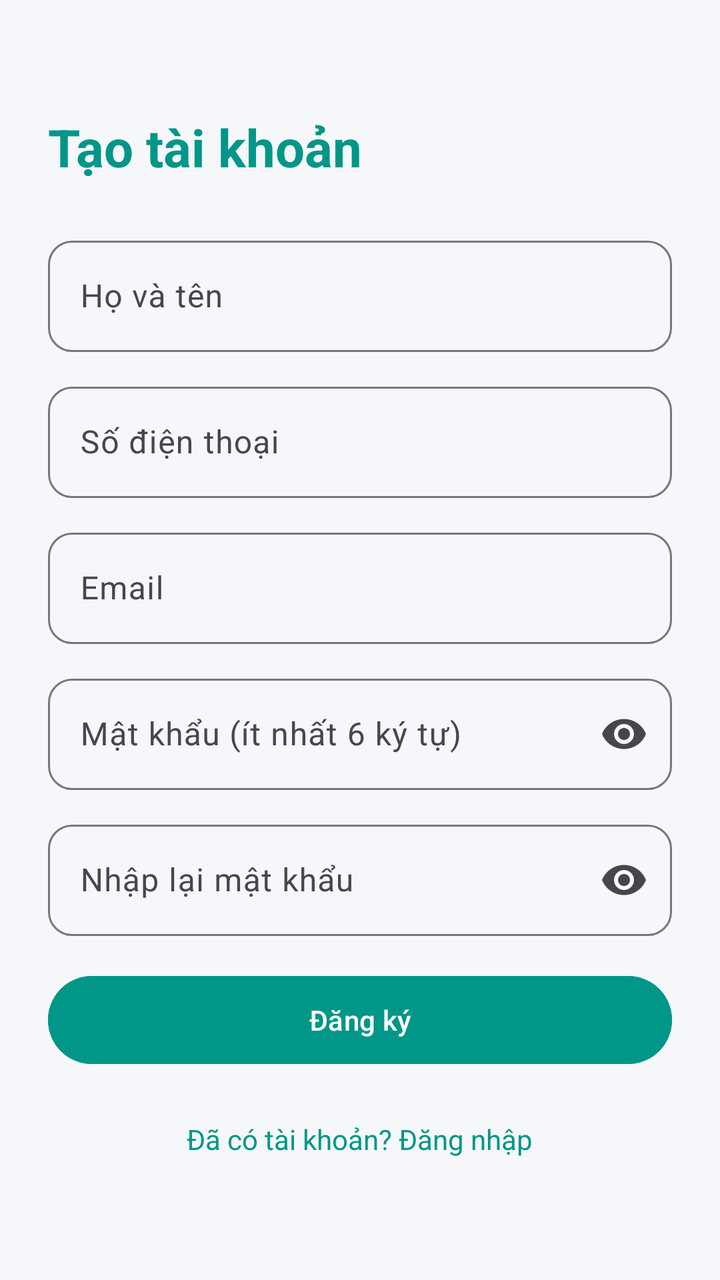
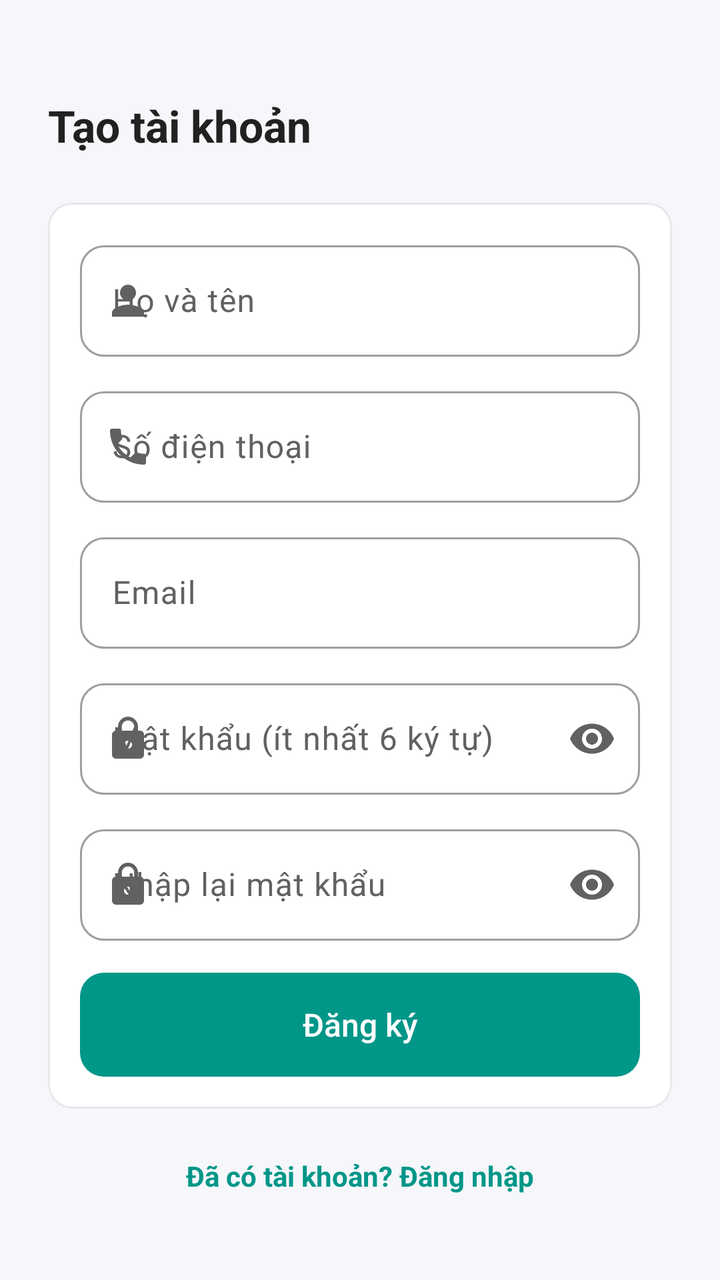

Before-and-after screenshots of an Android layout around one commit, followed by the original layout XML and the change that was made.
<!-- AndroidManifest.xml: application theme Theme.QLPT -->
<!-- res/layout/activity_register.xml -->
<?xml version="1.0" encoding="utf-8"?>
<ScrollView xmlns:android="http://schemas.android.com/apk/res/android"
    xmlns:app="http://schemas.android.com/apk/res-auto"
    android:layout_width="match_parent"
    android:layout_height="match_parent"
    android:fillViewport="true"
    android:background="#F5F7FA">

    <LinearLayout
        android:layout_width="match_parent"
        android:layout_height="wrap_content"
        android:orientation="vertical"
        android:padding="24dp">

        <TextView
            android:layout_width="wrap_content"
            android:layout_height="wrap_content"
            android:text="Tạo tài khoản"
            android:textSize="26sp"
            android:textStyle="bold"
            android:textColor="#009688"
            android:layout_marginTop="32dp"
            android:layout_marginBottom="24dp" />

        <com.google.android.material.textfield.TextInputLayout
            android:layout_width="match_parent"
            android:layout_height="wrap_content"
            android:hint="Họ và tên"
            app:boxBackgroundMode="outline"
            android:layout_marginBottom="12dp">

            <com.google.android.material.textfield.TextInputEditText
                android:id="@+id/edtName"
                android:layout_width="match_parent"
                android:layout_height="wrap_content"
                android:inputType="textPersonName" />
        </com.google.android.material.textfield.TextInputLayout>

        <com.google.android.material.textfield.TextInputLayout
            android:layout_width="match_parent"
            android:layout_height="wrap_content"
            android:hint="Số điện thoại"
            app:boxBackgroundMode="outline"
            android:layout_marginBottom="12dp">

            <com.google.android.material.textfield.TextInputEditText
                android:id="@+id/edtPhone"
                android:layout_width="match_parent"
                android:layout_height="wrap_content"
                android:inputType="phone" />
        </com.google.android.material.textfield.TextInputLayout>

        <com.google.android.material.textfield.TextInputLayout
            android:layout_width="match_parent"
            android:layout_height="wrap_content"
            android:hint="Email"
            app:boxBackgroundMode="outline"
            android:layout_marginBottom="12dp">

            <com.google.android.material.textfield.TextInputEditText
                android:id="@+id/edtEmail"
                android:layout_width="match_parent"
                android:layout_height="wrap_content"
                android:inputType="textEmailAddress" />
        </com.google.android.material.textfield.TextInputLayout>

        <com.google.android.material.textfield.TextInputLayout
            android:layout_width="match_parent"
            android:layout_height="wrap_content"
            android:hint="Mật khẩu (ít nhất 6 ký tự)"
            app:boxBackgroundMode="outline"
            app:endIconMode="password_toggle"
            android:layout_marginBottom="12dp">

            <com.google.android.material.textfield.TextInputEditText
                android:id="@+id/edtPassword"
                android:layout_width="match_parent"
                android:layout_height="wrap_content"
                android:inputType="textPassword" />
        </com.google.android.material.textfield.TextInputLayout>

        <com.google.android.material.textfield.TextInputLayout
            android:layout_width="match_parent"
            android:layout_height="wrap_content"
            android:hint="Nhập lại mật khẩu"
            app:boxBackgroundMode="outline"
            app:endIconMode="password_toggle"
            android:layout_marginBottom="16dp">

            <com.google.android.material.textfield.TextInputEditText
                android:id="@+id/edtConfirm"
                android:layout_width="match_parent"
                android:layout_height="wrap_content"
                android:inputType="textPassword" />
        </com.google.android.material.textfield.TextInputLayout>

        <Button
            android:id="@+id/btnRegister"
            android:layout_width="match_parent"
            android:layout_height="52dp"
            android:text="Đăng ký"
            android:backgroundTint="#009688" />

        <ProgressBar
            android:id="@+id/progress"
            android:layout_width="wrap_content"
            android:layout_height="wrap_content"
            android:layout_gravity="center"
            android:layout_marginTop="12dp"
            android:visibility="gone" />

        <TextView
            android:id="@+id/tvGoLogin"
            android:layout_width="wrap_content"
            android:layout_height="wrap_content"
            android:layout_gravity="center"
            android:layout_marginTop="16dp"
            android:padding="8dp"
            android:text="Đã có tài khoản? Đăng nhập"
            android:textColor="#009688" />

    </LinearLayout>
</ScrollView>
<!-- resources referenced by this layout -->
<resources>
  <style name="Base.Theme.QLPT" parent="Theme.Material3.DayNight.NoActionBar">
          <item name="colorPrimary">@color/colorPrimary</item>
          <item name="colorPrimaryDark">@color/colorPrimaryDark</item>
          <item name="colorAccent">@color/colorAccent</item>
          <item name="android:statusBarColor">@color/colorPrimaryDark</item>
          <item name="textInputStyle">@style/App.TextInput</item>
      </style>
  <color name="colorPrimary">#1976D2</color>
  <color name="colorPrimaryDark">#1565C0</color>
  <color name="colorAccent">#FF6F00</color>
  <style name="App.TextInput" parent="Widget.Material3.TextInputLayout.OutlinedBox">
          <item name="boxCornerRadiusTopStart">12dp</item>
          <item name="boxCornerRadiusTopEnd">12dp</item>
          <item name="boxCornerRadiusBottomStart">12dp</item>
          <item name="boxCornerRadiusBottomEnd">12dp</item>
      </style>
  <!-- unchanged entries left out for length: 1 -->
</resources>

<!-- the commit's change to res/layout/activity_register.xml (unified diff, before → after) -->
@@ -3,8 +3,9 @@
     xmlns:app="http://schemas.android.com/apk/res-auto"
     android:layout_width="match_parent"
     android:layout_height="match_parent"
+    android:background="@color/qlpt_background"
     android:fillViewport="true"
-    android:background="#F5F7FA">
+    android:fitsSystemWindows="true">
 
     <LinearLayout
         android:layout_width="match_parent"
@@ -15,98 +16,113 @@
         <TextView
             android:layout_width="wrap_content"
             android:layout_height="wrap_content"
+            android:layout_marginTop="24dp"
+            android:layout_marginBottom="24dp"
             android:text="Tạo tài khoản"
-            android:textSize="26sp"
-            android:textStyle="bold"
-            android:textColor="#009688"
-            android:layout_marginTop="32dp"
-            android:layout_marginBottom="24dp" />
+            android:textAppearance="@style/TextAppearance.QLPT.ScreenTitle" />
 
-        <com.google.android.material.textfield.TextInputLayout
+        
+        <com.google.android.material.card.MaterialCardView
             android:layout_width="match_parent"
-            android:layout_height="wrap_content"
-            android:hint="Họ và tên"
-            app:boxBackgroundMode="outline"
-            android:layout_marginBottom="12dp">
+            android:layout_height="wrap_content">
 
-            <com.google.android.material.textfield.TextInputEditText
-                android:id="@+id/edtName"
+            <LinearLayout
                 android:layout_width="match_parent"
                 android:layout_height="wrap_content"
-                android:inputType="textPersonName" />
-        </com.google.android.material.textfield.TextInputLayout>
+                android:orientation="vertical"
+                android:padding="16dp">
 
-        <com.google.android.material.textfield.TextInputLayout
-            android:layout_width="match_parent"
-            android:layout_height="wrap_content"
-            android:hint="Số điện thoại"
-            app:boxBackgroundMode="outline"
-            android:layout_marginBottom="12dp">
+                <com.google.android.material.textfield.TextInputLayout
+                    android:layout_width="match_parent"
+                    android:layout_height="wrap_content"
+                    android:layout_marginBottom="12dp"
+                    android:hint="Họ và tên"
+                    app:boxBackgroundMode="outline"
+                    app:startIconDrawable="@drawable/ic_person">
 
-            <com.google.android.material.textfield.TextInputEditText
-                android:id="@+id/edtPhone"
-                android:layout_width="match_parent"
-                android:layout_height="wrap_content"
-                android:inputType="phone" />
-        </com.google.android.material.textfield.TextInputLayout>
+                    <com.google.android.material.textfield.TextInputEditText
+                        android:id="@+id/edtName"
+                        android:layout_width="match_parent"
+                        android:layout_height="wrap_content"
+                        android:inputType="textPersonName" />
+                </com.google.android.material.textfield.TextInputLayout>
 
-        <com.google.android.material.textfield.TextInputLayout
-            android:layout_width="match_parent"
-            android:layout_height="wrap_content"
-            android:hint="Email"
-            app:boxBackgroundMode="outline"
-            android:layout_marginBottom="12dp">
+                <com.google.android.material.textfield.TextInputLayout
+                    android:layout_width="match_parent"
+                    android:layout_height="wrap_content"
+                    android:layout_marginBottom="12dp"
+                    android:hint="Số điện thoại"
+                    app:boxBackgroundMode="outline"
+                    app:startIconDrawable="@drawable/ic_phone">
 
-            <com.google.android.material.textfield.TextInputEditText
-                android:id="@+id/edtEmail"
-                android:layout_width="match_parent"
-                android:layout_height="wrap_content"
-                android:inputType="textEmailAddress" />
-        </com.google.android.material.textfield.TextInputLayout>
+                    <com.google.android.material.textfield.TextInputEditText
+                        android:id="@+id/edtPhone"
+                        android:layout_width="match_parent"
+                        android:layout_height="wrap_content"
+                        android:inputType="phone" />
+                </com.google.android.material.textfield.TextInputLayout>
 
-        <com.google.android.material.textfield.TextInputLayout
-            android:layout_width="match_parent"
-            android:layout_height="wrap_content"
-            android:hint="Mật khẩu (ít nhất 6 ký tự)"
-            app:boxBackgroundMode="outline"
-            app:endIconMode="password_toggle"
-            android:layout_marginBottom="12dp">
+                <com.google.android.material.textfield.TextInputLayout
+                    android:layout_width="match_parent"
+                    android:layout_height="wrap_content"
+                    android:layout_marginBottom="12dp"
+                    android:hint="Email"
+                    app:boxBackgroundMode="outline">
 
-            <com.google.android.material.textfield.TextInputEditText
-                android:id="@+id/edtPassword"
-                android:layout_width="match_parent"
-                android:layout_height="wrap_content"
-                android:inputType="textPassword" />
-        </com.google.android.material.textfield.TextInputLayout>
+                    <com.google.android.material.textfield.TextInputEditText
+                        android:id="@+id/edtEmail"
+                        android:layout_width="match_parent"
+                        android:layout_height="wrap_content"
+                        android:inputType="textEmailAddress" />
+                </com.google.android.material.textfield.TextInputLayout>
 
-        <com.google.android.material.textfield.TextInputLayout
-            android:layout_width="match_parent"
-            android:layout_height="wrap_content"
-            android:hint="Nhập lại mật khẩu"
-            app:boxBackgroundMode="outline"
-            app:endIconMode="password_toggle"
-            android:layout_marginBottom="16dp">
+                <com.google.android.material.textfield.TextInputLayout
+                    android:layout_width="match_parent"
+                    android:layout_height="wrap_content"
+                    android:layout_marginBottom="12dp"
+                    android:hint="Mật khẩu (ít nhất 6 ký tự)"
+                    app:boxBackgroundMode="outline"
+                    app:endIconMode="password_toggle"
+                    app:startIconDrawable="@drawable/ic_lock">
 
-            <com.google.android.material.textfield.TextInputEditText
-                android:id="@+id/edtConfirm"
-                android:layout_width="match_parent"
-                android:layout_height="wrap_content"
-                android:inputType="textPassword" />
-        </com.google.android.material.textfield.TextInputLayout>
+                    <com.google.android.material.textfield.TextInputEditText
+                        android:id="@+id/edtPassword"
+                        android:layout_width="match_parent"
+                        android:layout_height="wrap_content"
+                        android:inputType="textPassword" />
+                </com.google.android.material.textfield.TextInputLayout>
 
-        <Button
-            android:id="@+id/btnRegister"
-            android:layout_width="match_parent"
-            android:layout_height="52dp"
-            android:text="Đăng ký"
-            android:backgroundTint="#009688" />
+                <com.google.android.material.textfield.TextInputLayout
+                    android:layout_width="match_parent"
+                    android:layout_height="wrap_content"
+                    android:layout_marginBottom="16dp"
+                    android:hint="Nhập lại mật khẩu"
+                    app:boxBackgroundMode="outline"
+                    app:endIconMode="password_toggle"
+                    app:startIconDrawable="@drawable/ic_lock">
+
+                    <com.google.android.material.textfield.TextInputEditText
+                        android:id="@+id/edtConfirm"
+                        android:layout_width="match_parent"
+                        android:layout_height="wrap_content"
+                        android:inputType="textPassword" />
+                </com.google.android.material.textfield.TextInputLayout>
+
+                <Button
+                    android:id="@+id/btnRegister"
+                    style="@style/Widget.QLPT.Button.Large"
+                    android:layout_width="match_parent"
+                    android:layout_height="wrap_content"
+                    android:text="Đăng ký" />
+            </LinearLayout>
+        </com.google.android.material.card.MaterialCardView>
 
         <ProgressBar
             android:id="@+id/progress"
             android:layout_width="wrap_content"
             android:layout_height="wrap_content"
             android:layout_gravity="center"
-            android:layout_marginTop="12dp"
+            android:layout_marginTop="16dp"
             android:visibility="gone" />
 
         <TextView
@@ -115,9 +131,11 @@
             android:layout_height="wrap_content"
             android:layout_gravity="center"
             android:layout_marginTop="16dp"
+            android:background="?attr/selectableItemBackground"
             android:padding="8dp"
             android:text="Đã có tài khoản? Đăng nhập"
-            android:textColor="#009688" />
-
+            android:textColor="@color/qlpt_primary"
+            android:textSize="14sp"
+            android:textStyle="bold" />
     </LinearLayout>
 </ScrollView>
<!-- resource entries referenced after the edit -->
@@ -1,21 +1,143 @@
 <!-- resources referenced by this layout -->
 <resources>
-  <style name="Base.Theme.QLPT" parent="Theme.Material3.DayNight.NoActionBar">
+  <color name="qlpt_background">#F5F7FA</color>
+  <color name="qlpt_primary">#009688</color>
+  <!-- drawable ic_lock (drawable) -->
+  <vector xmlns:android="http://schemas.android.com/apk/res/android"
+      android:width="24dp"
+      android:height="24dp"
+      android:viewportWidth="24"
+      android:viewportHeight="24">
+      <path
+          android:fillColor="#FF000000"
+          android:pathData="M18,8h-1V6c0,-2.76 -2.24,-5 -5,-5S7,3.24 7,6v2H6c-1.1,0 -2,0.9 -2,2v10c0,1.1 0.9,2 2,2h12c1.1,0 2,-0.9 2,-2V10c0,-1.1 -0.9,-2 -2,-2zM12,17c-1.1,0 -2,-0.9 -2,-2s0.9,-2 2,-2 2,0.9 2,2 -0.9,2 -2,2zM15.1,8H8.9V6c0,-1.71 1.39,-3.1 3.1,-3.1 1.71,0 3.1,1.39 3.1,3.1v2z" />
+  </vector>
+  <!-- drawable ic_person (drawable) -->
+  <vector xmlns:android="http://schemas.android.com/apk/res/android"
+      android:width="24dp"
+      android:height="24dp"
+      android:viewportWidth="24"
+      android:viewportHeight="24">
+      <path
+          android:fillColor="#FF000000"
+          android:pathData="M12,12c2.21,0 4,-1.79 4,-4s-1.79,-4 -4,-4 -4,1.79 -4,4 1.79,4 4,4zM12,14c-2.67,0 -8,1.34 -8,4v2h16v-2c0,-2.66 -5.33,-4 -8,-4z" />
+  </vector>
+  <!-- drawable ic_phone (drawable) -->
+  <vector xmlns:android="http://schemas.android.com/apk/res/android"
+      android:width="24dp"
+      android:height="24dp"
+      android:viewportWidth="24"
+      android:viewportHeight="24">
+      <path
+          android:fillColor="#FF000000"
+          android:pathData="M6.62,10.79c1.44,2.83 3.76,5.14 6.59,6.59l2.2,-2.2c0.27,-0.27 0.67,-0.36 1.02,-0.24 1.12,0.37 2.33,0.57 3.57,0.57 0.55,0 1,0.45 1,1V20c0,0.55 -0.45,1 -1,1 -9.39,0 -17,-7.61 -17,-17 0,-0.55 0.45,-1 1,-1h3.5c0.55,0 1,0.45 1,1 0,1.25 0.2,2.45 0.57,3.57 0.11,0.35 0.03,0.74 -0.25,1.02l-2.2,2.2z" />
+  </vector>
+  <style name="TextAppearance.QLPT.ScreenTitle" parent="TextAppearance.Material3.HeadlineSmall">
+          <item name="android:textSize">22sp</item>
+          <item name="android:textStyle">bold</item>
+          <item name="android:textColor">@color/qlpt_text</item>
+      </style>
+  <style name="Widget.QLPT.Button.Large">
+          <item name="android:minHeight">52dp</item>
+          <item name="android:insetTop">0dp</item>
+          <item name="android:insetBottom">0dp</item>
+          <item name="android:textSize">16sp</item>
+      </style>
+  <color name="qlpt_text">#212121</color>
+  <style name="Base.Theme.QLPT" parent="Theme.Material3.Light.NoActionBar">
+          
           <item name="colorPrimary">@color/colorPrimary</item>
+          <item name="colorOnPrimary">@color/qlpt_surface</item>
+          <item name="colorPrimaryContainer">@color/qlpt_primary_container</item>
+          <item name="colorOnPrimaryContainer">@color/qlpt_on_primary_container</item>
           <item name="colorPrimaryDark">@color/colorPrimaryDark</item>
           <item name="colorAccent">@color/colorAccent</item>
+  
+          
+          <item name="colorSecondary">@color/qlpt_accent</item>
+          <item name="colorOnSecondary">@color/qlpt_surface</item>
+          <item name="colorSecondaryContainer">@color/qlpt_primary_container</item>
+          <item name="colorOnSecondaryContainer">@color/qlpt_on_primary_container</item>
+  
+          <item name="colorError">@color/qlpt_error</item>
+  
+          
+          <item name="android:colorBackground">@color/qlpt_background</item>
+          <item name="colorSurface">@color/qlpt_surface</item>
+          <item name="colorSurfaceContainer">@color/qlpt_surface</item>
+          <item name="colorOnSurface">@color/qlpt_text</item>
+          <item name="colorOnSurfaceVariant">@color/qlpt_text_secondary</item>
+          <item name="colorOutline">@color/qlpt_text_hint</item>
+          <item name="colorOutlineVariant">@color/qlpt_border</item>
+  
+          
           <item name="android:statusBarColor">@color/colorPrimaryDark</item>
+          <item name="android:windowLightStatusBar">@bool/qlpt_light_status_bar</item>
+  
+          
+          <item name="materialButtonStyle">@style/Widget.QLPT.Button</item>
+          <item name="materialButtonOutlinedStyle">@style/Widget.QLPT.Button.Outlined</item>
+          <item name="materialCardViewStyle">@style/Widget.QLPT.Card</item>
           <item name="textInputStyle">@style/App.TextInput</item>
+          <item name="bottomNavigationStyle">@style/Widget.QLPT.BottomNav</item>
+          <item name="bottomSheetDialogTheme">@style/ThemeOverlay.QLPT.BottomSheetDialog</item>
       </style>
-  <color name="colorPrimary">#1976D2</color>
-  <color name="colorPrimaryDark">#1565C0</color>
-  <color name="colorAccent">#FF6F00</color>
+  <color name="colorPrimary">@color/qlpt_primary</color>
+  <color name="qlpt_surface">#FFFFFF</color>
+  <color name="qlpt_primary_container">#E0F2F1</color>
+  <color name="qlpt_on_primary_container">#00695C</color>
+  <color name="colorPrimaryDark">@color/qlpt_primary_dark</color>
+  <color name="colorAccent">@color/qlpt_accent</color>
+  <color name="qlpt_accent">#F57C00</color>
+  <color name="qlpt_error">#E53935</color>
+  <color name="qlpt_text_secondary">#616161</color>
+  <color name="qlpt_text_hint">#9E9E9E</color>
+  <color name="qlpt_border">#E5E7EB</color>
+  <style name="Widget.QLPT.Button" parent="Widget.Material3.Button">
+          <item name="cornerRadius">12dp</item>
+          <item name="android:textAllCaps">false</item>
+          <item name="android:letterSpacing">0</item>
+      </style>
+  <style name="Widget.QLPT.Button.Outlined" parent="Widget.Material3.Button.OutlinedButton">
+          <item name="cornerRadius">12dp</item>
+          <item name="android:textAllCaps">false</item>
+          <item name="android:letterSpacing">0</item>
+          <item name="strokeColor">@color/qlpt_border</item>
+      </style>
+  <style name="Widget.QLPT.Card" parent="Widget.Material3.CardView.Outlined">
+          <item name="cardCornerRadius">12dp</item>
+          <item name="cardElevation">0dp</item>
+          <item name="strokeWidth">1dp</item>
+          <item name="strokeColor">@color/qlpt_border</item>
+          <item name="cardBackgroundColor">@color/qlpt_surface</item>
+      </style>
   <style name="App.TextInput" parent="Widget.Material3.TextInputLayout.OutlinedBox">
+          
+          <item name="boxBackgroundColor">@color/qlpt_surface</item>
           <item name="boxCornerRadiusTopStart">12dp</item>
           <item name="boxCornerRadiusTopEnd">12dp</item>
           <item name="boxCornerRadiusBottomStart">12dp</item>
           <item name="boxCornerRadiusBottomEnd">12dp</item>
       </style>
+  <style name="Widget.QLPT.BottomNav" parent="Widget.Material3.BottomNavigationView">
+          <item name="backgroundTint">@color/qlpt_surface</item>
+          <item name="elevation">8dp</item>
+      </style>
+  <style name="ThemeOverlay.QLPT.BottomSheetDialog" parent="ThemeOverlay.Material3.BottomSheetDialog">
+          <item name="bottomSheetStyle">@style/Widget.QLPT.BottomSheet</item>
+      </style>
+  <color name="qlpt_primary_dark">#00796B</color>
+  <style name="Widget.QLPT.BottomSheet" parent="Widget.Material3.BottomSheet.Modal">
+          <item name="backgroundTint">@color/qlpt_surface</item>
+          <item name="shapeAppearance">@style/ShapeAppearance.QLPT.BottomSheet</item>
+      </style>
+  <style name="ShapeAppearance.QLPT.BottomSheet" parent="">
+          <item name="cornerFamily">rounded</item>
+          <item name="cornerSizeTopLeft">24dp</item>
+          <item name="cornerSizeTopRight">24dp</item>
+          <item name="cornerSizeBottomLeft">0dp</item>
+          <item name="cornerSizeBottomRight">0dp</item>
+      </style>
   <!-- unchanged entries left out for length: 1 -->
 </resources>
 
